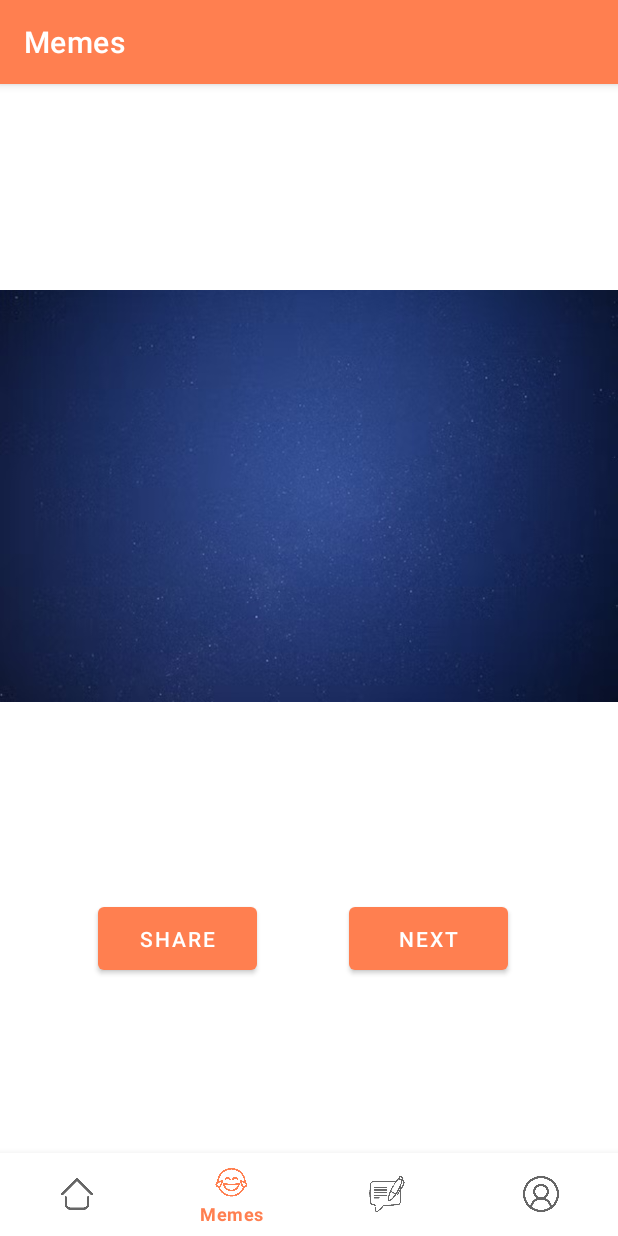
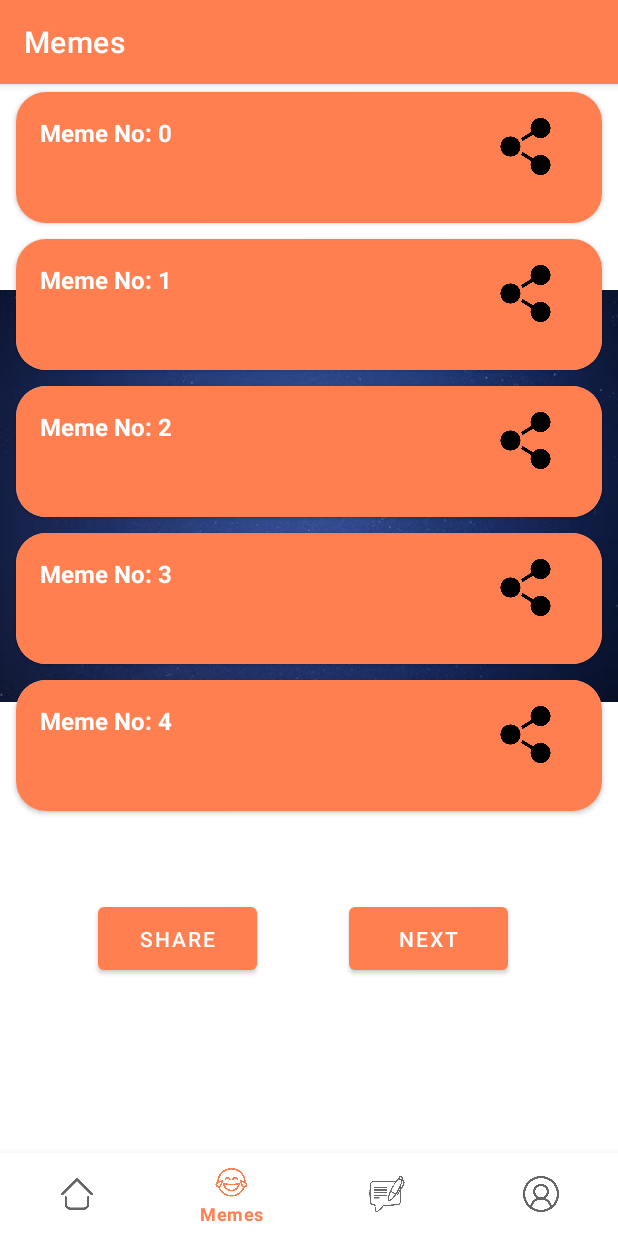
Before and after one commit to sanyam12/StreamOfThought, an Android app: the MemeFragment screen opened through its navigation route, on a phone screen of 412 x 824 dp. Run offline under Robolectric (Android 15) with nearby library versions, the phone set to English and light mode, and no system bars; our stand-ins replace Volley, navigation-ui; network calls fail; pictures from the network do not load.

Commit message:
meme page working

```diff
--- a/app/src/main/java/com/unravel/streamofthought/ui/meme/MemeAdapter.kt
+++ b/app/src/main/java/com/unravel/streamofthought/ui/meme/MemeAdapter.kt
@@ -11,6 +11,7 @@ import android.widget.Toast
 import androidx.core.content.ContextCompat.startActivity
 import androidx.recyclerview.widget.RecyclerView
 import com.android.volley.Request
+import com.android.volley.RequestQueue
 import com.android.volley.toolbox.JsonObjectRequest
 import com.android.volley.toolbox.Volley
 import com.bumptech.glide.Glide
@@ -36,15 +37,8 @@ class MemeAdapter(private val posts: ArrayList<DataMeme>, private val context: C
         val curr: DataMeme = posts[position]
         val s: String = "Meme No: " + position.toString()
         holder.title.text = s
-
-        //Glide.with(context).load(curr.currentImageUrl).into(holder.imageHolder)
-//        holder.shareBt.setOnClickListener{
-//            val intent = Intent(Intent.ACTION_SEND)
-//            intent.type = "text/plain"
-//            intent.putExtra(Intent.EXTRA_TEXT, "Hey, check this out ${curr.currentImageUrl}")
-//            val chooser = Intent.createChooser(intent, "Share this meme using...")
-//            context.startActivity(chooser)
-//        }
+        val queue: RequestQueue = Volley.newRequestQueue(context)
+        queue.add(curr.currentImageUrl)
     }
 
     override fun getItemCount(): Int {
--- a/app/src/main/java/com/unravel/streamofthought/ui/meme/MemeFragment.kt
+++ b/app/src/main/java/com/unravel/streamofthought/ui/meme/MemeFragment.kt
@@ -73,7 +73,13 @@ class MemeFragment : Fragment() {
             Toast.makeText(activity, i.toString(), Toast.LENGTH_SHORT).show()
             list.add(DataMeme(loadMeme(view)))
         }
-        Toast.makeText(context, list.size.toString(), Toast.LENGTH_SHORT).show()
+        val recyclerView: RecyclerView = view.findViewById(R.id.memeRecycle)
+        recyclerView.visibility = View.VISIBLE
+        recyclerView.layoutManager = LinearLayoutManager(view.context)
+        recyclerView.adapter
+        val adapter: MemeAdapter = MemeAdapter(list, view.context)
+        recyclerView.adapter=adapter
+        adapter.notifyDataSetChanged()
 
 
 
--- a/app/src/main/res/layout/fragment_meme.xml
+++ b/app/src/main/res/layout/fragment_meme.xml
@@ -51,14 +51,14 @@
         app:layout_constraintStart_toEndOf="@+id/shareButton" />
 
 
-<!--    <androidx.recyclerview.widget.RecyclerView-->
-<!--        android:id="@+id/memeRecycle"-->
-<!--        android:layout_width="match_parent"-->
-<!--        android:layout_height="match_parent"-->
-<!--        app:layout_constraintEnd_toEndOf="parent"-->
-<!--        android:layout_marginHorizontal="5dp"-->
-<!--        app:layout_constraintStart_toStartOf="parent"-->
-<!--        app:layout_constraintTop_toTopOf="parent" />-->
+    <androidx.recyclerview.widget.RecyclerView
+        android:id="@+id/memeRecycle"
+        android:layout_width="match_parent"
+        android:layout_height="match_parent"
+        app:layout_constraintEnd_toEndOf="parent"
+        android:layout_marginHorizontal="5dp"
+        app:layout_constraintStart_toStartOf="parent"
+        app:layout_constraintTop_toTopOf="parent" />
 
 <!--    <ImageView-->
 <!--        android:id="@+id/imageView"-->
```
